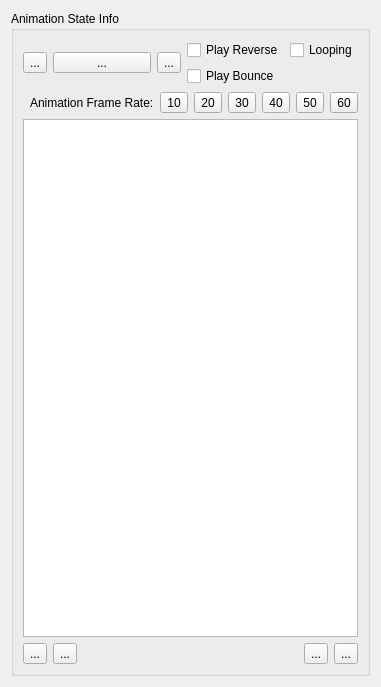
Above: Editor/src/Items/Sprite/SpriteWidget.ui from GameOverture/HarmonyEngine before the change. Below: the same form after it.
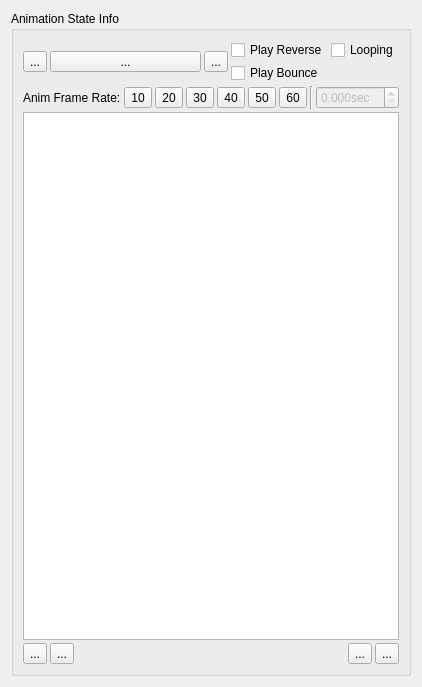
That is the form after the change. Icons and pictures are not drawn. Custom widgets are drawn as their Qt base class.

Commit message: Sprite frame duration spinbox that applies to all frames (Next to the FPS buttons)

```diff
--- a/Editor/src/Items/Sprite/SpriteWidget.ui
+++ b/Editor/src/Items/Sprite/SpriteWidget.ui
@@ -6,7 +6,7 @@
    <rect>
     <x>0</x>
     <y>0</y>
-    <width>375</width>
+    <width>379</width>
     <height>687</height>
    </rect>
   </property>
@@ -28,10 +28,19 @@
         <string>Animation State Info</string>
        </property>
        <layout class="QVBoxLayout" name="verticalLayout_2">
+        <property name="spacing">
+         <number>3</number>
+        </property>
         <item>
          <layout class="QHBoxLayout" name="horizontalLayout_4">
+          <property name="spacing">
+           <number>3</number>
+          </property>
           <item>
            <layout class="QHBoxLayout" name="horizontalLayout_6">
+            <property name="spacing">
+             <number>3</number>
+            </property>
             <item>
              <widget class="QToolButton" name="btnFirstFrame">
               <property name="text">
@@ -102,6 +111,9 @@
         </item>
         <item>
          <layout class="QHBoxLayout" name="horizontalLayout_3">
+          <property name="spacing">
+           <number>3</number>
+          </property>
           <item>
            <spacer name="horizontalSpacer_4">
             <property name="orientation">
@@ -118,7 +130,7 @@
           <item>
            <widget class="QLabel" name="label_3">
             <property name="text">
-             <string>Animation Frame Rate:</string>
+             <string>Anim Frame Rate:</string>
             </property>
            </widget>
           </item>
@@ -164,6 +176,38 @@
             </property>
            </widget>
           </item>
+          <item>
+           <widget class="Line" name="line">
+            <property name="orientation">
+             <enum>Qt::Vertical</enum>
+            </property>
+           </widget>
+          </item>
+          <item>
+           <widget class="QDoubleSpinBox" name="sbFrameRate">
+            <property name="enabled">
+             <bool>false</bool>
+            </property>
+            <property name="keyboardTracking">
+             <bool>false</bool>
+            </property>
+            <property name="suffix">
+             <string>sec</string>
+            </property>
+            <property name="decimals">
+             <number>3</number>
+            </property>
+            <property name="minimum">
+             <double>0.000000000000000</double>
+            </property>
+            <property name="singleStep">
+             <double>0.010000000000000</double>
+            </property>
+            <property name="stepType">
+             <enum>QAbstractSpinBox::AdaptiveDecimalStepType</enum>
+            </property>
+           </widget>
+          </item>
          </layout>
         </item>
         <item>
```
The commit also changes 3 other files.
